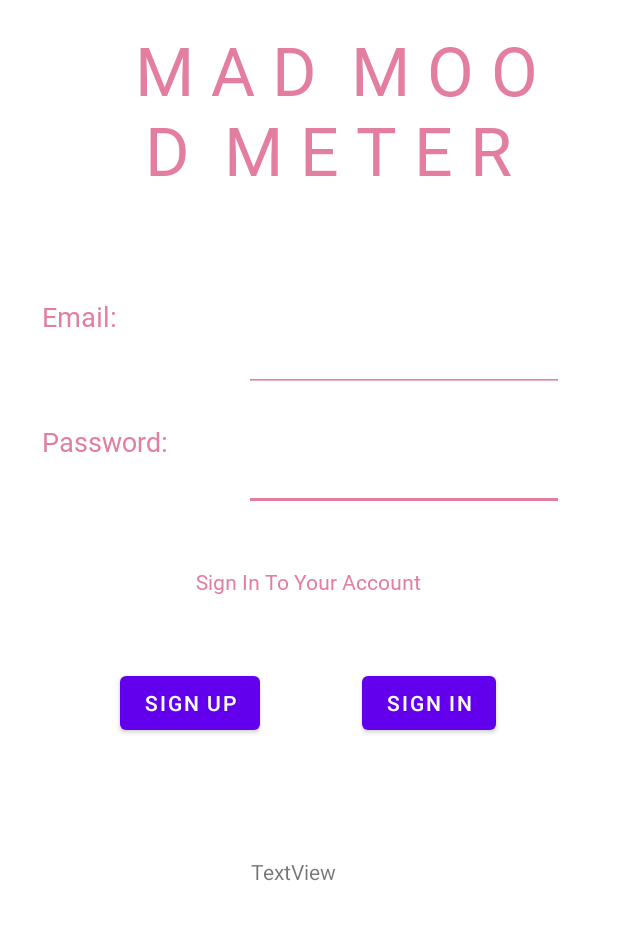
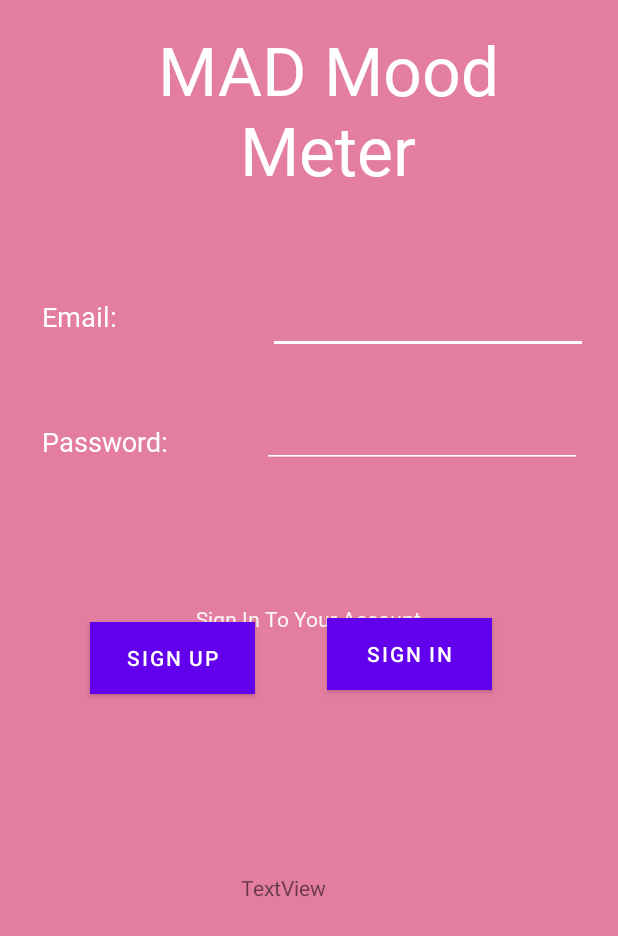
Before and after one commit to Tejureddi/MoodMeterApp, an Android app: the layout activity_main.xml on its own in the app's theme, with its tools: preview values and no code run, on a phone screen of 412 x 824 dp. Shown: the top 936 px of the screen. Run offline under Robolectric (Android 15) with nearby library versions, the phone set to English and light mode, and no system bars.

Commit message:
Revert "xmls"
This reverts commit 5a7e8f227ca9e260c6e848456c74f616b9217233.

```diff
--- a/app/src/main/AndroidManifest.xml
+++ b/app/src/main/AndroidManifest.xml
@@ -9,9 +9,6 @@
         android:roundIcon="@mipmap/ic_launcher_round"
         android:supportsRtl="true"
         android:theme="@style/Theme.MoodMeterApp">
-        <activity
-            android:name=".SplashScreen"
-            android:exported="true" />
         <activity
             android:name=".DisplayCalendarActivity"
             android:exported="true" />
--- a/app/src/main/res/layout/activity_main.xml
+++ b/app/src/main/res/layout/activity_main.xml
@@ -4,7 +4,7 @@
     xmlns:tools="http://schemas.android.com/tools"
     android:layout_width="match_parent"
     android:layout_height="match_parent"
-    android:background="@color/white"
+    android:background="@color/pink"
     tools:context=".MainActivity">
 
 
@@ -17,10 +17,24 @@
         android:fontFamily="@font/modak"
         android:gravity="bottom"
         android:text="Email:"
-        android:textColor="@color/pink"
+        android:textColor="@color/white"
         android:textSize="18sp"
         app:layout_constraintStart_toStartOf="parent"
         app:layout_constraintTop_toTopOf="parent" />
+
+    <EditText
+        android:id="@+id/emailEditText"
+        android:layout_width="wrap_content"
+        android:layout_height="wrap_content"
+        android:layout_marginTop="188dp"
+        android:layout_marginEnd="20dp"
+        android:backgroundTint="@color/white"
+        android:ems="10"
+        android:inputType="textPersonName"
+        android:minHeight="48dp"
+        app:layout_constraintEnd_toEndOf="parent"
+        app:layout_constraintTop_toTopOf="parent"
+        tools:ignore="SpeakableTextPresentCheck" />
 
     <TextView
         android:id="@+id/passwordTV"
@@ -31,44 +45,49 @@
         android:fontFamily="@font/modak"
         android:gravity="bottom"
         android:text="Password:"
-        android:textColor="@color/pink"
+        android:textColor="@color/white"
         android:textSize="18sp"
         app:layout_constraintStart_toStartOf="parent"
         app:layout_constraintTop_toBottomOf="@+id/emailTV" />
 
     <EditText
-        android:id="@+id/emailEditText"
-        android:layout_width="wrap_content"
-        android:layout_height="wrap_content"
-        android:backgroundTint="@color/pink"
-        android:ems="10"
-        android:inputType="textPersonName"
-        android:minHeight="48dp"
-        android:textColor="@color/pink"
-        app:layout_constraintBottom_toBottomOf="parent"
-        app:layout_constraintEnd_toEndOf="parent"
-        app:layout_constraintHorizontal_bias="0.82"
-        app:layout_constraintStart_toStartOf="parent"
-        app:layout_constraintTop_toTopOf="parent"
-        app:layout_constraintVertical_bias="0.377"
-        tools:ignore="SpeakableTextPresentCheck" />
-
-    <EditText
         android:id="@+id/passwordEditText"
         android:layout_width="wrap_content"
         android:layout_height="wrap_content"
-        android:backgroundTint="@color/pink"
+        android:layout_marginTop="28dp"
+        android:layout_marginEnd="24dp"
+        android:backgroundTint="@color/white"
         android:ems="10"
-        android:inputType="textPersonName"
+        android:inputType="textPassword"
         android:minHeight="48dp"
-        android:textColor="@color/pink"
-        app:layout_constraintBottom_toBottomOf="parent"
         app:layout_constraintEnd_toEndOf="parent"
-        app:layout_constraintHorizontal_bias="0.82"
+        app:layout_constraintTop_toBottomOf="@+id/emailEditText"
+        tools:ignore="SpeakableTextPresentCheck" />
+
+    <Button
+        android:id="@+id/signInButton"
+        android:layout_width="110dp"
+        android:layout_height="wrap_content"
+        android:layout_marginStart="48dp"
+        android:layout_marginTop="100dp"
+        android:background="@color/pink"
+        android:onClick="handleAuthChange"
+        android:text="Sign in"
+        app:layout_constraintStart_toEndOf="@+id/signUpButton"
+        app:layout_constraintTop_toBottomOf="@+id/passwordEditText" />
+
+    <Button
+        android:id="@+id/signUpButton"
+        android:layout_width="110dp"
+        android:layout_height="wrap_content"
+        android:layout_marginStart="60dp"
+        android:layout_marginTop="108dp"
+        android:background="@color/pink"
+        android:backgroundTint="@color/white"
+        android:onClick="handleAuthChange"
+        android:text="Sign up"
         app:layout_constraintStart_toStartOf="parent"
-        app:layout_constraintTop_toTopOf="parent"
-        app:layout_constraintVertical_bias="0.275"
-        tools:ignore="SpeakableTextPresentCheck" />
+        app:layout_constraintTop_toBottomOf="@+id/passwordTV" />
 
     <TextView
         android:id="@+id/authMessageTextView"
@@ -77,14 +96,13 @@
         android:fontFamily="@font/modak"
         android:gravity="center"
         android:text="Sign In To Your Account"
-        android:textColor="@color/pink"
+        android:textColor="#FBF6F6"
         android:textSize="14sp"
         app:layout_constraintBottom_toBottomOf="parent"
         app:layout_constraintEnd_toEndOf="parent"
         app:layout_constraintHorizontal_bias="0.496"
         app:layout_constraintStart_toStartOf="parent"
-        app:layout_constraintTop_toTopOf="parent"
-        app:layout_constraintVertical_bias="0.47" />
+        app:layout_constraintTop_toTopOf="parent" />
 
     <TextView
         android:id="@+id/textView"
@@ -92,41 +110,14 @@
         android:layout_height="120dp"
         android:layout_marginTop="16dp"
         android:fontFamily="@font/modak"
-        android:text=" M A D  M O O D  M E T E R"
+        android:text="MAD Mood Meter"
         android:textAlignment="center"
-        android:textColor="@color/pink"
+        android:textColor="@color/white"
         android:textSize="45sp"
         app:layout_constraintEnd_toEndOf="parent"
         app:layout_constraintHorizontal_bias="0.627"
         app:layout_constraintStart_toStartOf="parent"
         app:layout_constraintTop_toTopOf="parent" />
-
-    <Button
-        android:id="@+id/signUpButton"
-        android:layout_width="wrap_content"
-        android:layout_height="wrap_content"
-        android:text="Sign Up"
-        android:textColor="@color/white"
-        app:iconTint="@color/pink"
-        app:layout_constraintBottom_toBottomOf="parent"
-        app:layout_constraintEnd_toEndOf="parent"
-        app:layout_constraintHorizontal_bias="0.252"
-        app:layout_constraintStart_toStartOf="parent"
-        app:layout_constraintTop_toTopOf="parent"
-        app:layout_constraintVertical_bias="0.573" />
-
-    <Button
-        android:id="@+id/signInButton"
-        android:layout_width="wrap_content"
-        android:layout_height="wrap_content"
-        android:text="Sign In"
-        android:textColor="@color/white"
-        app:layout_constraintBottom_toBottomOf="parent"
-        app:layout_constraintEnd_toEndOf="parent"
-        app:layout_constraintHorizontal_bias="0.747"
-        app:layout_constraintStart_toStartOf="parent"
-        app:layout_constraintTop_toTopOf="parent"
-        app:layout_constraintVertical_bias="0.573" />
 
     <TextView
         android:id="@+id/authText"
@@ -135,10 +126,10 @@
         android:text="TextView"
         app:layout_constraintBottom_toBottomOf="parent"
         app:layout_constraintEnd_toEndOf="parent"
-        app:layout_constraintHorizontal_bias="0.47"
+        app:layout_constraintHorizontal_bias="0.453"
         app:layout_constraintStart_toStartOf="parent"
         app:layout_constraintTop_toTopOf="parent"
-        app:layout_constraintVertical_bias="0.71" />
+        app:layout_constraintVertical_bias="0.723" />
 
 
 </androidx.constraintlayout.widget.ConstraintLayout>
```
Also changed, not shown: app/src/main/java/com/example/moodmeterapp/SplashScreen.java (deleted, +0 -29 lines), app/src/main/res/layout/activity_mood_picker.xml (+6 -15 lines), app/src/main/res/layout/activity_splash_screen.xml (deleted, +0 -17 lines), app/src/main/res/drawable/_00w.gif (deleted).
